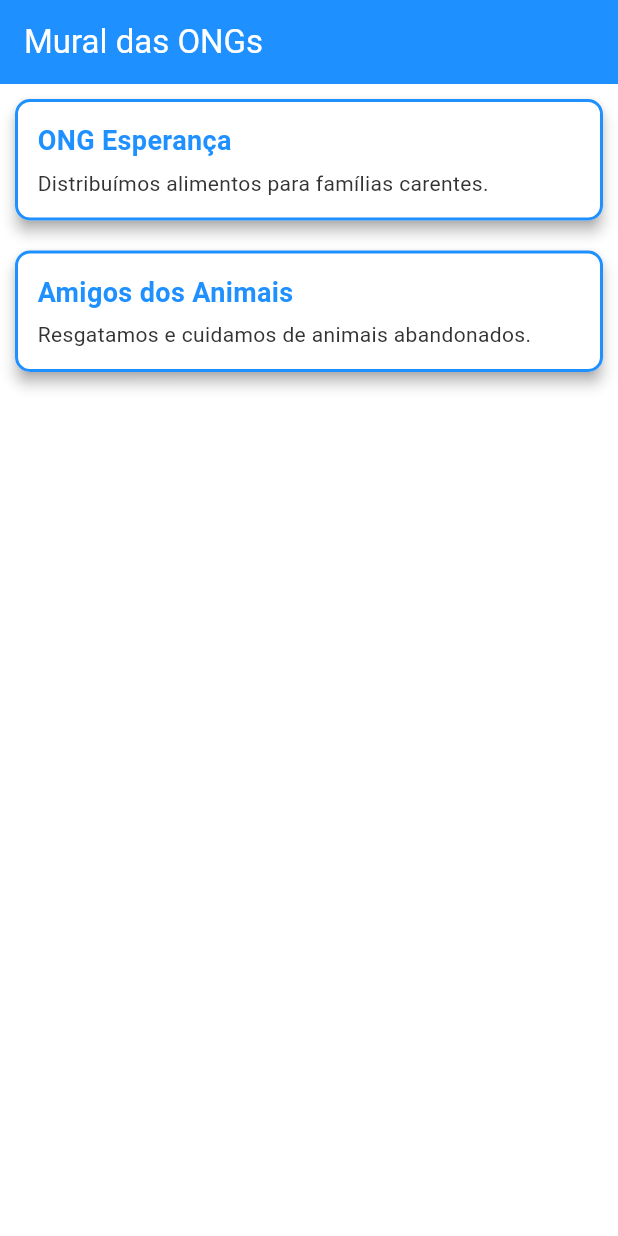
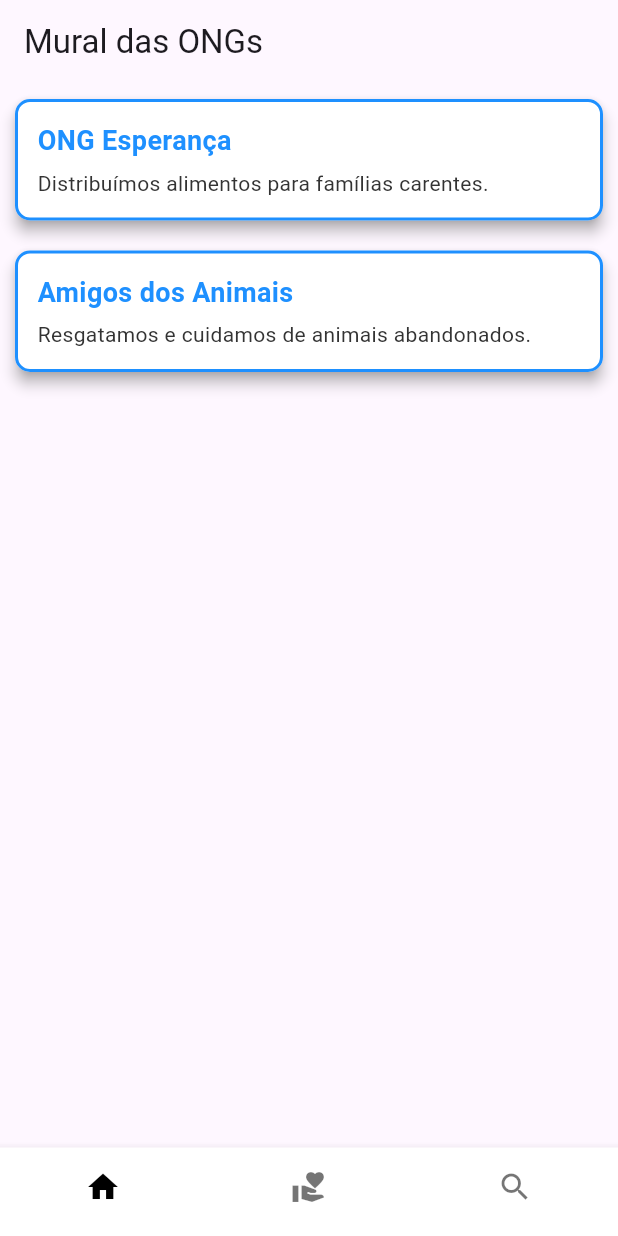
Before and after one commit to Amparo-Coletivo/fatec-dsm-pi-5sem, a Flutter app: the screen it shows after launch, on a phone screen of 412 x 824 dp. Run offline on Flutter 3.47's test engine with Material 3 defaults, Android fonts, the phone set to English and light mode, and no system bars; drawn by our look-alikes of skeletonizer.

Commit message:
Adição da AppBar e páginas de navegação

```diff
--- /dev/null
+++ b/Code/amparo_coletivo/lib/config/theme_config.dart
@@ -0,0 +1,37 @@
+import 'package:flutter/material.dart';
+import 'package:skeletonizer/skeletonizer.dart';
+
+class AppTheme {
+  static final ThemeData themeData = ThemeData(
+    primaryColor: const Color(0xFF1E90FF),
+    scaffoldBackgroundColor: Colors.white,
+    colorScheme: const ColorScheme(
+      primary: Color(0xFF1E90FF),
+      secondary: Color(0xFFD4AF37),
+      surface: Colors.white,
+      error: Colors.red,
+      onPrimary: Colors.white,
+      onSecondary: Colors.black,
+      onSurface: Colors.black,
+      onError: Colors.white,
+      brightness: Brightness.light,
+    ),
+    appBarTheme: const AppBarTheme(
+      backgroundColor: Color(0xFF1E90FF),
+      foregroundColor: Colors.white,
+    ),
+    floatingActionButtonTheme: const FloatingActionButtonThemeData(
+      backgroundColor: Color(0xFF2E8B57),
+      foregroundColor: Colors.white,
+    ),
+    elevatedButtonTheme: ElevatedButtonThemeData(
+      style: ElevatedButton.styleFrom(
+        backgroundColor: const Color(0xFFD4AF37),
+        foregroundColor: Colors.black,
+        padding: const EdgeInsets.symmetric(horizontal: 20, vertical: 12),
+        textStyle: const TextStyle(fontSize: 16, fontWeight: FontWeight.bold),
+      ),
+    ),
+    extensions: const [SkeletonizerConfigData()],
+  );
+}
--- a/Code/amparo_coletivo/lib/main.dart
+++ b/Code/amparo_coletivo/lib/main.dart
@@ -1,5 +1,5 @@
+import 'package:amparo_coletivo/pages/main_navigation.dart';
 import 'package:flutter/material.dart';
-import 'package:skeletonizer/skeletonizer.dart';
 
 void main() {
   runApp(const MyApp());
@@ -12,155 +12,8 @@ class MyApp extends StatelessWidget {
   Widget build(BuildContext context) {
     return MaterialApp(
       debugShowCheckedModeBanner: false,
-      title: 'Doações ONG',
-      theme: ThemeData(
-        primaryColor: const Color(0xFF1E90FF),
-        scaffoldBackgroundColor: Colors.white,
-        colorScheme: const ColorScheme(
-          primary: Color(0xFF1E90FF),
-          secondary: Color(0xFFD4AF37),
-          surface: Colors.white,
-          error: Colors.red,
-          onPrimary: Colors.white,
-          onSecondary: Colors.black,
-          onSurface: Colors.black,
-          onError: Colors.white,
-          brightness: Brightness.light,
-        ),
-        appBarTheme: const AppBarTheme(
-          backgroundColor: Color(0xFF1E90FF),
-          foregroundColor: Colors.white,
-        ),
-        floatingActionButtonTheme: const FloatingActionButtonThemeData(
-          backgroundColor: Color(0xFF2E8B57),
-          foregroundColor: Colors.white,
-        ),
-        elevatedButtonTheme: ElevatedButtonThemeData(
-          style: ElevatedButton.styleFrom(
-            backgroundColor: const Color(0xFFD4AF37),
-            foregroundColor: Colors.black,
-            padding: const EdgeInsets.symmetric(horizontal: 20, vertical: 12),
-            textStyle: const TextStyle(
-              fontSize: 16,
-              fontWeight: FontWeight.bold,
-            ),
-          ),
-        ),
-        extensions: const [SkeletonizerConfigData()],
-      ),
-      home: const HomePage(),
+      title: 'ONG App',
+      home: const MainNavigation(),
     );
   }
 }
-
-class HomePage extends StatefulWidget {
-  const HomePage({super.key});
-
-  @override
-  State<HomePage> createState() => _HomePageState();
-}
-
-class _HomePageState extends State<HomePage> {
-  bool _loading = true;
-
-  @override
-  void initState() {
-    super.initState();
-    _loadData();
-  }
-
-  Future<void> _loadData() async {
-    await Future.delayed(const Duration(seconds: 3)); // Simula carregamento
-    setState(() {
-      _loading = false;
-    });
-  }
-
-  @override
-  Widget build(BuildContext context) {
-    return Scaffold(
-      appBar: AppBar(title: const Text('Mural das ONGs')),
-      body: Skeletonizer(
-        enabled: _loading,
-        enableSwitchAnimation: true,
-        child: ListView(
-          children: const [
-            CardWidget(
-              title: 'ONG Esperança',
-              description: 'Distribuímos alimentos para famílias carentes.',
-            ),
-            CardWidget(
-              title: 'Amigos dos Animais',
-              description: 'Resgatamos e cuidamos de animais abandonados.',
-            ),
-          ],
-        ),
-      ),
-    );
-  }
-}
-
-class CardWidget extends StatelessWidget {
-  final String title;
-  final String description;
-
-  const CardWidget({super.key, required this.title, required this.description});
-
-  @override
-  Widget build(BuildContext context) {
-    return Card(
-      color: Colors.white,
-      margin: const EdgeInsets.all(10),
-      shadowColor: Colors.grey,
-      elevation: 4,
-      shape: RoundedRectangleBorder(
-        borderRadius: BorderRadius.circular(10),
-        side: const BorderSide(color: Color(0xFF1E90FF), width: 2),
-      ),
-      child: Padding(
-        padding: const EdgeInsets.all(15),
-        child: Column(
-          crossAxisAlignment: CrossAxisAlignment.start,
-          children: [
-            Text(
-              title,
-              style: const TextStyle(
-                fontSize: 18,
-                fontWeight: FontWeight.bold,
-                color: Color(0xFF1E90FF),
-              ),
-            ),
-            const SizedBox(height: 5),
-            Text(
-              description,
-              style: const TextStyle(fontSize: 14, color: Color(0xFF333333)),
-            ),
-          ],
-        ),
-      ),
-    );
-  }
-}
-
-class DonationPage extends StatelessWidget {
-  const DonationPage({super.key});
-
-  @override
-  Widget build(BuildContext context) {
-    return Scaffold(
-      appBar: AppBar(title: const Text('Fazer uma Doação')),
-      body: Center(
-        child: ElevatedButton(
-          onPressed: () {
-            ScaffoldMessenger.of(context).showSnackBar(
-              const SnackBar(
-                content: Text('Função de doação ainda não implementada!'),
-              ),
-            );
-          },
-          child: const Text('Doar Agora'),
-        ),
-      ),
-    );
-  }
-}
--- /dev/null
+++ b/Code/amparo_coletivo/lib/pages/donation_page.dart
@@ -0,0 +1,24 @@
+import 'package:flutter/material.dart';
+
+class DonationPage extends StatelessWidget {
+  const DonationPage({super.key});
+
+  @override
+  Widget build(BuildContext context) {
+    return Scaffold(
+      appBar: AppBar(title: const Text('Fazer uma Doação')),
+      body: Center(
+        child: ElevatedButton(
+          onPressed: () {
+            ScaffoldMessenger.of(context).showSnackBar(
+              const SnackBar(
+                content: Text('Função de doação ainda não implementada!'),
+              ),
+            );
+          },
+          child: const Text('Doar Agora'),
+        ),
+      ),
+    );
+  }
+}
--- /dev/null
+++ b/Code/amparo_coletivo/lib/pages/home_page.dart
@@ -0,0 +1,50 @@
+import 'package:flutter/material.dart';
+import 'package:skeletonizer/skeletonizer.dart';
+import '../widgets/card_widget.dart';
+
+class HomePage extends StatefulWidget {
+  const HomePage({super.key});
+
+  @override
+  State<HomePage> createState() => _HomePageState();
+}
+
+class _HomePageState extends State<HomePage> {
+  bool _loading = true;
+
+  @override
+  void initState() {
+    super.initState();
+    _loadData();
+  }
+
+  Future<void> _loadData() async {
+    await Future.delayed(const Duration(seconds: 3)); // Simula carregamento
+    setState(() {
+      _loading = false;
+    });
+  }
+
+  @override
+  Widget build(BuildContext context) {
+    return Scaffold(
+      appBar: AppBar(title: const Text('Mural das ONGs')),
+      body: Skeletonizer(
+        enabled: _loading,
+        enableSwitchAnimation: true,
+        child: ListView(
+          children: const [
+            CardWidget(
+              title: 'ONG Esperança',
+              description: 'Distribuímos alimentos para famílias carentes.',
+            ),
+            CardWidget(
+              title: 'Amigos dos Animais',
+              description: 'Resgatamos e cuidamos de animais abandonados.',
+            ),
+          ],
+        ),
+      ),
+    );
+  }
+}
--- /dev/null
+++ b/Code/amparo_coletivo/lib/pages/main_navigation.dart
@@ -0,0 +1,48 @@
+import 'package:flutter/material.dart';
+import 'home_page.dart';
+import 'donation_page.dart';
+import 'search_page.dart';
+
+class MainNavigation extends StatefulWidget {
+  const MainNavigation({super.key});
+
+  @override
+  State<MainNavigation> createState() => _MainNavigationState();
+}
+
+class _MainNavigationState extends State<MainNavigation> {
+  int _currentIndex = 0;
+
+  final List<Widget> _pages = const [HomePage(), DonationPage(), SearchPage()];
+
+  void _onTabTapped(int index) {
+    setState(() {
+      _currentIndex = index;
+    });
+  }
+
+  @override
+  Widget build(BuildContext context) {
+    return Scaffold(
+      body: _pages[_currentIndex],
+      bottomNavigationBar: BottomNavigationBar(
+        currentIndex: _currentIndex,
+        onTap: _onTabTapped,
+        items: const [
+          BottomNavigationBarItem(icon: Icon(Icons.home), label: ''),
+          BottomNavigationBarItem(
+            icon: Icon(Icons.volunteer_activism),
+            label: '',
+          ),
+          BottomNavigationBarItem(icon: Icon(Icons.search), label: ''),
+        ],
+        selectedItemColor: Colors.black,
+        unselectedItemColor: Colors.black54,
+        showSelectedLabels: false,
+        showUnselectedLabels: false,
+        backgroundColor: Colors.white,
+        elevation: 5,
+      ),
+    );
+  }
+}
--- /dev/null
+++ b/Code/amparo_coletivo/lib/pages/search_page.dart
@@ -0,0 +1,10 @@
+import 'package:flutter/material.dart';
+
+class SearchPage extends StatelessWidget {
+  const SearchPage({super.key});
+
+  @override
+  Widget build(BuildContext context) {
+    return const Scaffold(body: Center(child: Text('Buscar ONGs')));
+  }
+}
--- /dev/null
+++ b/Code/amparo_coletivo/lib/widgets/card_widget.dart
@@ -0,0 +1,43 @@
+import 'package:flutter/material.dart';
+
+class CardWidget extends StatelessWidget {
+  final String title;
+  final String description;
+
+  const CardWidget({super.key, required this.title, required this.description});
+
+  @override
+  Widget build(BuildContext context) {
+    return Card(
+      color: Colors.white,
+      margin: const EdgeInsets.all(10),
+      shadowColor: Colors.grey,
+      elevation: 4,
+      shape: RoundedRectangleBorder(
+        borderRadius: BorderRadius.circular(10),
+        side: const BorderSide(color: Color(0xFF1E90FF), width: 2),
+      ),
+      child: Padding(
+        padding: const EdgeInsets.all(15),
+        child: Column(
+          crossAxisAlignment: CrossAxisAlignment.start,
+          children: [
+            Text(
+              title,
+              style: const TextStyle(
+                fontSize: 18,
+                fontWeight: FontWeight.bold,
+                color: Color(0xFF1E90FF),
+              ),
+            ),
+            const SizedBox(height: 5),
+            Text(
+              description,
+              style: const TextStyle(fontSize: 14, color: Color(0xFF333333)),
+            ),
+          ],
+        ),
+      ),
+    );
+  }
+}
```
